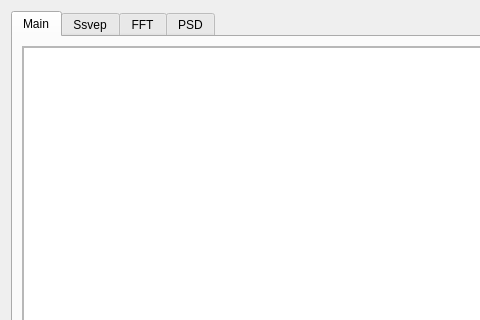
Old version of the form eegstreamer.ui in the repository qzlzdy/EegStreamer; both pictures show x 0 to 480 and y 0 to 320 of the 1280 by 720 pixel window.
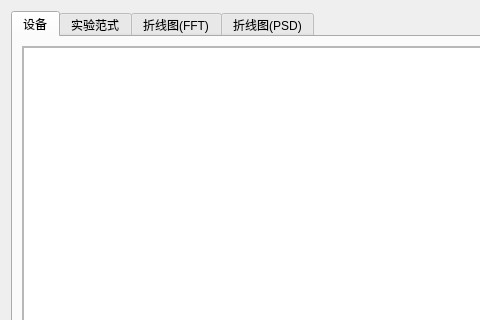
New version of the form. Custom widgets are drawn as their Qt base class.

Commit message: ADAPTER for paper style

The edit to the form file:
```diff
--- a/eegstreamer.ui
+++ b/eegstreamer.ui
@@ -27,7 +27,7 @@
      </property>
      <widget class="QWidget" name="MainTab">
       <attribute name="title">
-       <string>Main</string>
+       <string>设备</string>
       </attribute>
       <layout class="QVBoxLayout" name="MainLayout">
        <item>
@@ -188,7 +188,7 @@
        <string notr="true"/>
       </property>
       <attribute name="title">
-       <string>Ssvep</string>
+       <string>实验范式</string>
       </attribute>
       <layout class="QVBoxLayout" name="SsvepLayout">
        <item>
@@ -219,7 +219,7 @@
      </widget>
      <widget class="QWidget" name="FftTab">
       <attribute name="title">
-       <string>FFT</string>
+       <string>折线图(FFT)</string>
       </attribute>
       <layout class="QVBoxLayout" name="FftLayout">
        <item>
@@ -243,7 +243,7 @@
      </widget>
      <widget class="QWidget" name="PsdTab">
       <attribute name="title">
-       <string>PSD</string>
+       <string>折线图(PSD)</string>
       </attribute>
       <layout class="QVBoxLayout" name="PasLayout">
        <item>
```
Left out of the diff: 2 changed lines with no effect on the pictures. The commit also changes 1 other file.
